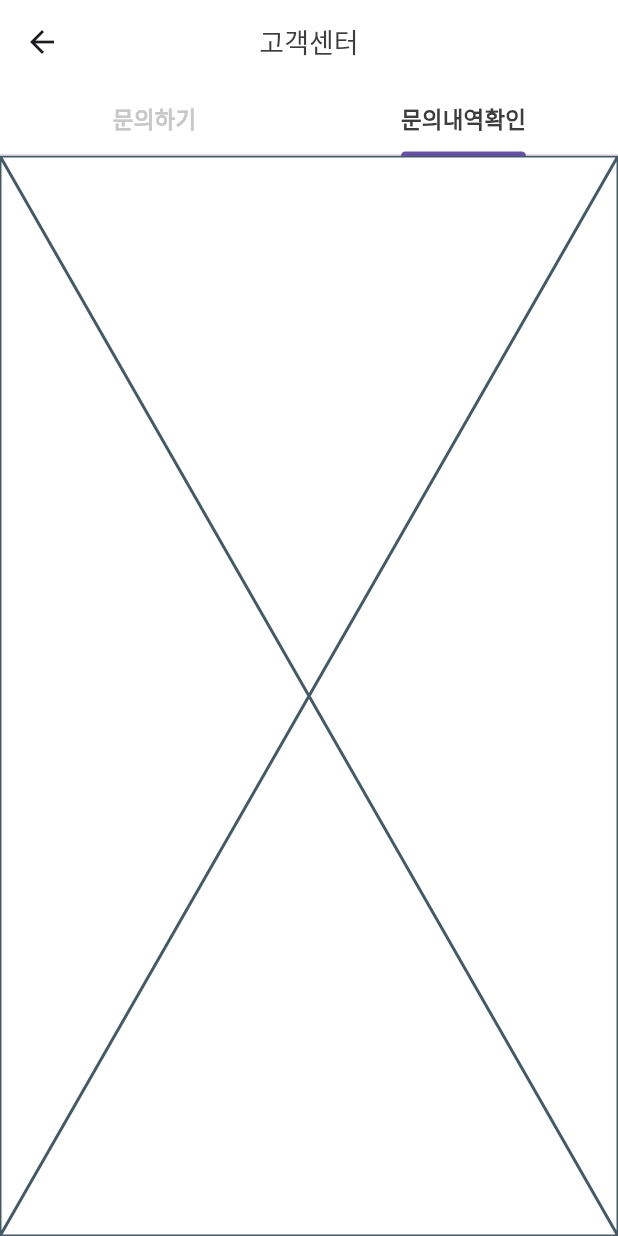
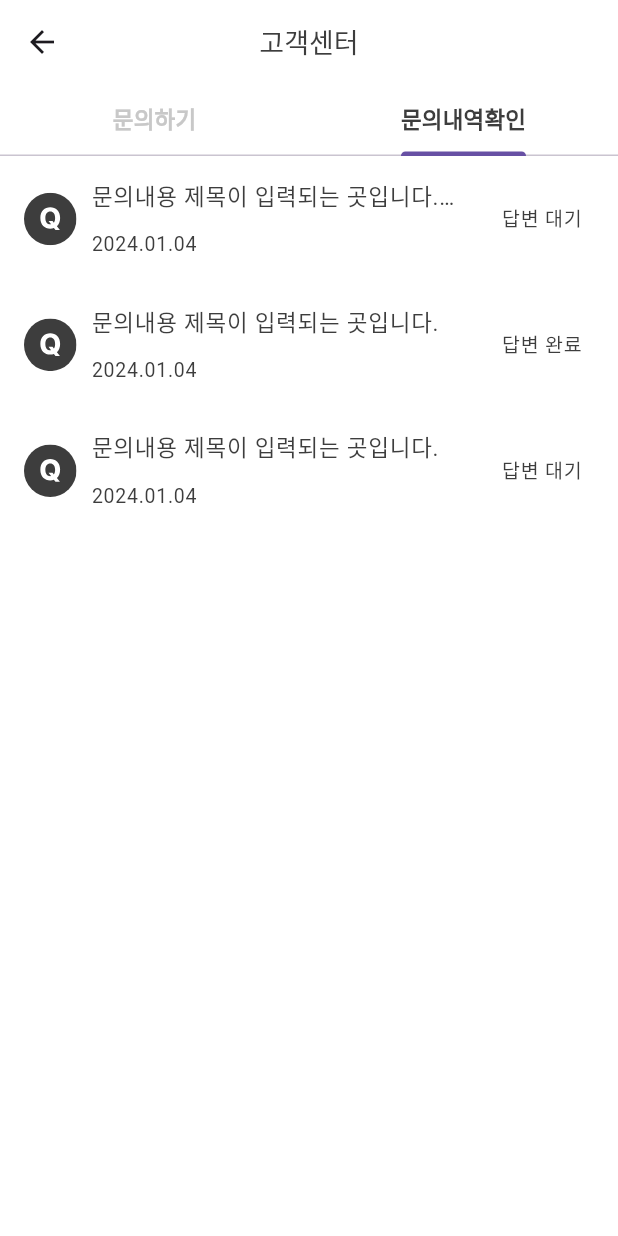
Before and after one commit to GodBongJune/Town-publish, a Flutter app: the QnAPage screen opened directly, tab 2 chosen, on a phone screen of 412 x 824 dp. Run offline on Flutter 3.47's test engine with Material 3 defaults, Android fonts, the light colour scheme and no system bars; our stand-ins replace animated_splash_screen, flutter_svg, image_picker, logger.

Commit message:
문의내역 페이지 완료

```diff
--- a/lib/core/constant/color.dart
+++ b/lib/core/constant/color.dart
@@ -10,3 +10,4 @@ const kC8Color = Color(0xFFC8C8C8);
 const kE8Color = Color(0xFFE8E8E8);
 const kFEColor = Color(0xFFFEF8E5);
 const kEEColor = Color(0xFFEEEEEE);
+const kFAColor = Color(0xFFFAFAFA);
--- a/lib/pages/qna_page/qna_page_widgets/qna_page_answer.dart
+++ b/lib/pages/qna_page/qna_page_widgets/qna_page_answer.dart
@@ -1,10 +1,145 @@
 import 'package:flutter/material.dart';
+import 'package:flutter_svg/flutter_svg.dart';
+import 'package:town/core/constant/color.dart';
+import 'package:town/core/constant/size.dart';
 
-class QnAPageAnswer extends StatelessWidget {
+class QnAPageAnswer extends StatefulWidget {
   const QnAPageAnswer({super.key});
 
   @override
+  State<QnAPageAnswer> createState() => _QnAPageAnswerState();
+}
+
+class _QnAPageAnswerState extends State<QnAPageAnswer> {
+  List<Map<String, dynamic>> qnaList = [
+    {
+      "qTitle": "문의내용 제목이 입력되는 곳입니다.문의내용 제목이 입력되는 곳입니다.",
+      "qContent":
+          "문의 제목을 클릭하면 보이는문의한 내용 입니다. 글자는 프리텐다드이고 Regular 굵기에 폰트 사이즈는 14px 로 작성하고 있습니다.내용이 길어진다면 이런 느낌으로 작성될 것입니다.단락을 띄웠을때는 이런 모양이 됩니다.이미치를 첨부하면 이렇게 보입니다..",
+      "qTime": "2024.01.04",
+      "qAnswer": "답변 대기",
+    },
+    {
+      "qTitle": "문의내용 제목이 입력되는 곳입니다.",
+      "qContent":
+          "문의 제목을 클릭하면 보이는문의한 내용 입니다. 글자는 프리텐다드이고 Regular 굵기에 폰트 사이즈는 14px 로 작성하고 있습니다.내용이 길어진다면 이런 느낌으로 작성될 것입니다.단락을 띄웠을때는 이런 모양이 됩니다.이미치를 첨부하면 이렇게 보입니다..",
+      "qTime": "2024.01.04",
+      "qAnswer": "답변 완료",
+    },
+    {
+      "qTitle": "문의내용 제목이 입력되는 곳입니다.",
+      "qContent":
+          "문의 제목을 클릭하면 보이는문의한 내용 입니다. 글자는 프리텐다드이고 Regular 굵기에 폰트 사이즈는 14px 로 작성하고 있습니다.내용이 길어진다면 이런 느낌으로 작성될 것입니다.단락을 띄웠을때는 이런 모양이 됩니다.이미치를 첨부하면 이렇게 보입니다..",
+      "qTime": "2024.01.04",
+      "qAnswer": "답변 대기",
+    },
+  ];
+
+  @override
   Widget build(BuildContext context) {
-    return const Placeholder();
+    return ListView.builder(
+      itemCount: qnaList.length,
+      itemBuilder: (context, index) {
+        return ExpansionTile(
+          title: Container(
+            height: MediaQuery.of(context).size.height * 0.08,
+            child: Row(
+              children: [
+                SizedBox(
+                  width: 35,
+                  height: 35,
+                  child: SvgPicture.asset(
+                    "assets/logo/q.svg",
+                  ),
+                ),
+                SizedBox(width: 10),
+                Flexible(
+                  child: Column(
+                    mainAxisAlignment: MainAxisAlignment.spaceAround,
+                    crossAxisAlignment: CrossAxisAlignment.start,
+                    children: [
+                      Text(
+                        qnaList[index]["qTitle"],
+                        style: TextStyle(
+                          color: k3DColor,
+                          fontSize: size15,
+                        ),
+                        maxLines: 1,
+                        overflow: TextOverflow.ellipsis,
+                      ),
+                      Text(
+                        qnaList[index]["qTime"],
+                        style: TextStyle(
+                          color: k3DColor,
+                          fontSize: size13,
+                        ),
+                      ),
+                    ],
+                  ),
+                ),
+              ],
+            ),
+          ),
+          trailing: Text(
+            qnaList[index]["qAnswer"],
+            style: TextStyle(
+              color: k3DColor,
+              fontSize: size13,
+            ),
+          ),
+          children: [
+            Padding(
+              padding: const EdgeInsets.all(16.0),
+              child: Text(
+                qnaList[index]["qContent"],
+                style: TextStyle(
+                  color: k3DColor,
+                  fontSize: size15,
+                ),
+              ),
+            ),
+            Padding(
+              padding: const EdgeInsets.all(16.0),
+              child: Container(
+                color: kFAColor,
+                child: Padding(
+                  padding: const EdgeInsets.all(8.0),
+                  child: Row(
+                    crossAxisAlignment: CrossAxisAlignment.start,
+                    children: [
+                      SizedBox(
+                        height: 35,
+                        width: 35,
+                        child: SvgPicture.asset("assets/logo/a.svg"),
+                      ),
+                      SizedBox(width: 10),
+                      Expanded(
+                        child: Column(
+                          children: [
+                            Text(
+                              "건의내용에 대한 답변내용이 작성되는 곳입니다."
+                              "폰트는 프리텐다드 Regular이고 폰트 사이즈는"
+                              "14px 입니다."
+                              "내용이 길어지는 경우의 모습입니다."
+                              "내용이 길어지는 경우의 모습입니다."
+                              "내용이 길어지는 경우의 모습입니다.",
+                              style: TextStyle(
+                                color: k3DColor,
+                                fontSize: size15,
+                              ),
+                              maxLines: null,
+                            ),
+                          ],
+                        ),
+                      ),
+                    ],
+                  ),
+                ),
+              ),
+            ),
+          ],
+        );
+      },
+    );
   }
 }
```
Also changed, not shown: assets/logo/a.svg (added), assets/logo/q.svg (added).
